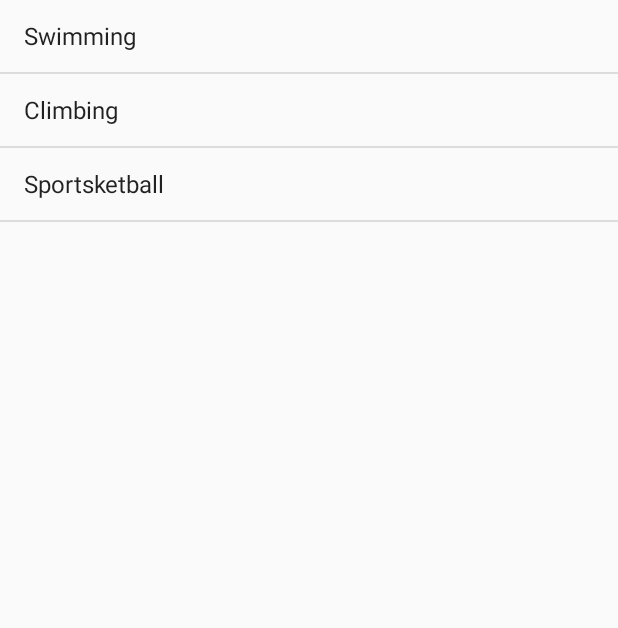
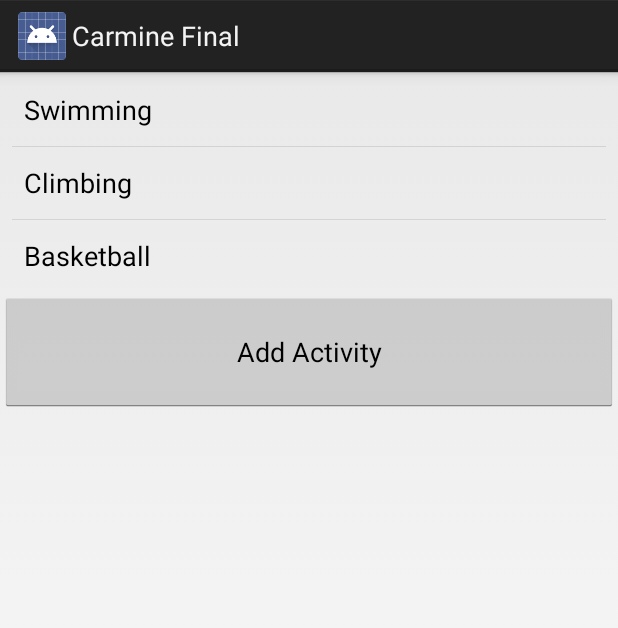
Before and after one commit to ncarmine/AdvMobileApps, an Android app: the screen it shows after launch (EventsActivity), after a tap on "Indoors", on a phone screen of 412 x 824 dp. Shown: the top 628 px of the screen. Run offline under Robolectric (Android 15) with nearby library versions, the phone set to English and light mode, and no system bars.

Commit message:
add upnav

```diff
--- a/final/CarmineFinal/app/src/main/AndroidManifest.xml
+++ b/final/CarmineFinal/app/src/main/AndroidManifest.xml
@@ -16,7 +16,10 @@
                 <category android:name="android.intent.category.LAUNCHER" />
             </intent-filter>
         </activity>
-        <activity android:name=".EventsActivity"></activity>
+        <activity android:name=".EventsActivity" />
+        <activity android:name=".Signup"
+            android:parentActivityName=".MainActivity">
+        </activity>
     </application>
 
 </manifest>
--- a/final/CarmineFinal/app/src/main/java/com/afinal/natec/carminefinal/EventAct.java
+++ b/final/CarmineFinal/app/src/main/java/com/afinal/natec/carminefinal/EventAct.java
@@ -1,4 +1,6 @@
 package com.afinal.natec.carminefinal;
+
+import java.util.ArrayList;
 
 /**
  * Created by natec on 2/5/17.
@@ -11,17 +13,19 @@ public class EventAct {
         this.name = newName;
     }
 
-    public static final EventAct[] indoors = {
-            new EventAct("Swimming"),
-            new EventAct("Climbing"),
-            new EventAct("Sportsketball")
-    };
 
-    public static final EventAct[] outdoors = {
-            new EventAct("Hiking"),
-            new EventAct("Cycling"),
-            new EventAct("Running")
-    };
+    //credit to http://stackoverflow.com/a/1005083/2490299 for this abomination
+    public static ArrayList<EventAct> indoors = new ArrayList<EventAct>() {{
+            add(new EventAct("Swimming"));
+            add(new EventAct("Climbing"));
+            add(new EventAct("Basketball"));
+    }};
+
+    public static ArrayList<EventAct> outdoors = new ArrayList<EventAct>() {{
+            add(new EventAct("Hiking"));
+            add(new EventAct("Cycling"));
+            add(new EventAct("Running"));
+    }};
 
     public static final EventAct[] notfound = {
             new EventAct("ERROR")
--- a/final/CarmineFinal/app/src/main/java/com/afinal/natec/carminefinal/EventsActivity.java
+++ b/final/CarmineFinal/app/src/main/java/com/afinal/natec/carminefinal/EventsActivity.java
@@ -1,35 +1,52 @@
 package com.afinal.natec.carminefinal;
 
+import android.app.Activity;
+import android.app.AlertDialog;
+import android.app.Dialog;
 import android.app.ListActivity;
 import android.content.Intent;
 import android.os.Bundle;
+import android.util.Log;
+import android.view.View;
 import android.widget.ArrayAdapter;
+import android.widget.Button;
 import android.widget.ListView;
 
-public class EventsActivity extends ListActivity {
+public class EventsActivity extends Activity {
+
     private String activityType;
 
     @Override
     protected void onCreate(Bundle savedInstanceState) {
         super.onCreate(savedInstanceState);
+        setContentView(R.layout.activity_events);
 
         Intent i = getIntent();
         activityType = i.getStringExtra("activityType");
 
-        ListView listEvents = getListView();
+        ListView listEvents = (ListView) findViewById(R.id.eventListView);
 
         ArrayAdapter<EventAct> listAdapter;
 
+        Log.i("actType", String.valueOf(activityType));
+
         switch (activityType) {
             case "Indoors":
-                listAdapter = new ArrayAdapter<EventAct>(this, android.R.layout.simple_list_item_1, EventAct.indoors);
+                listAdapter = new ArrayAdapter<>(this, android.R.layout.simple_list_item_1, EventAct.indoors);
                 break;
             case "Outdoors":
-                listAdapter = new ArrayAdapter<EventAct>(this, android.R.layout.simple_list_item_1, EventAct.outdoors);
+                listAdapter = new ArrayAdapter<>(this, android.R.layout.simple_list_item_1, EventAct.outdoors);
                 break;
             default:
-                listAdapter = new ArrayAdapter<EventAct>(this, android.R.layout.simple_list_item_1, EventAct.notfound);
+                listAdapter = new ArrayAdapter<>(this, android.R.layout.simple_list_item_1, EventAct.notfound);
         }
         listEvents.setAdapter(listAdapter);
+
+        final Button addButton = (Button) findViewById(R.id.addButton);
+//        addButton.setOnClickListener(new View.OnClickListener() {
+//            AlertDialog builder = new AlertDialog().Builder(getAct)
+//        });
+
+        listAdapter.notifyDataSetChanged();
     }
 }
--- a/final/CarmineFinal/app/src/main/java/com/afinal/natec/carminefinal/MainActivity.java
+++ b/final/CarmineFinal/app/src/main/java/com/afinal/natec/carminefinal/MainActivity.java
@@ -1,8 +1,11 @@
 package com.afinal.natec.carminefinal;
 
 import android.app.Activity;
+import android.app.ListActivity;
 import android.content.Intent;
 import android.os.Bundle;
+import android.view.Menu;
+import android.view.MenuItem;
 import android.view.View;
 import android.widget.AdapterView;
 import android.widget.ListView;
@@ -13,6 +16,7 @@ public class MainActivity extends Activity {
     protected void onCreate(Bundle savedInstanceState) {
         super.onCreate(savedInstanceState);
         setContentView(R.layout.activity_main);
+        ListView listView = (ListView) findViewById(R.id.mainListView);
 
         AdapterView.OnItemClickListener itemClickListener = new AdapterView.OnItemClickListener() {
             public void onItemClick(AdapterView<?> listView, View view, int position, long id) {
@@ -23,7 +27,23 @@ public class MainActivity extends Activity {
             }
 
         };
-        ListView listView = (ListView) findViewById(R.id.mainListView);
+
         listView.setOnItemClickListener(itemClickListener);
     }
+
+    public boolean onCreateOptionsMenu(Menu menu) {
+        getMenuInflater().inflate(R.menu.menu_main, menu);
+        return super.onCreateOptionsMenu(menu);
+    }
+
+    public boolean onOptionsItemSelected(MenuItem item) {
+        switch (item.getItemId()) {
+            case R.id.signup:
+                Intent i = new Intent(this, Signup.class);
+                startActivity(i);
+                return true;
+            default:
+                return super.onOptionsItemSelected(item);
+        }
+    }
 }
--- /dev/null
+++ b/final/CarmineFinal/app/src/main/res/layout/activity_events.xml
@@ -0,0 +1,23 @@
+<?xml version="1.0" encoding="utf-8"?>
+<LinearLayout xmlns:android="http://schemas.android.com/apk/res/android"
+    android:orientation="vertical"
+    android:layout_width="match_parent"
+    android:layout_height="match_parent">
+
+    <ListView
+        android:id="@+id/eventListView"
+        android:layout_width="match_parent"
+        android:layout_height="wrap_content"
+        android:layout_marginEnd="8dp"
+        android:layout_marginLeft="8dp"
+        android:layout_marginRight="8dp"
+        android:layout_marginStart="8dp"
+        android:layout_marginTop="1dp" />
+
+    <Button
+        android:id="@+id/addButton"
+        android:layout_width="match_parent"
+        android:layout_height="80dp"
+        android:text="@string/add"/>
+
+</LinearLayout>
--- /dev/null
+++ b/final/CarmineFinal/app/src/main/res/menu/menu_main.xml
@@ -0,0 +1,8 @@
+<?xml version="1.0" encoding="utf-8"?>
+<menu xmlns:android="http://schemas.android.com/apk/res/android">
+    <item
+        android:id="@+id/signup"
+        android:title="@string/singup"
+        android:icon="@drawable/ic_account_circle"
+        android:showAsAction="ifRoom" />
+</menu>
--- a/final/CarmineFinal/app/src/main/res/values/strings.xml
+++ b/final/CarmineFinal/app/src/main/res/values/strings.xml
@@ -4,4 +4,6 @@
         <item>Indoors</item>
         <item>Outdoors</item>
     </string-array>
+    <string name="add">Add Activity</string>
+    <string name="singup">Sign Up</string>
 </resources>
--- a/final/CarmineFinal/app/src/main/res/values/styles.xml
+++ b/final/CarmineFinal/app/src/main/res/values/styles.xml
@@ -1,7 +1,7 @@
 <resources>
 
     <!-- Base application theme. -->
-    <style name="AppTheme" parent="Theme.AppCompat.Light.DarkActionBar">
+    <style name="AppTheme" parent="android:Theme.Holo.Light.DarkActionBar">
         <!-- Customize your theme here. -->
         <item name="colorPrimary">@color/colorPrimary</item>
         <item name="colorPrimaryDark">@color/colorPrimaryDark</item>
```
Also changed, not shown: final/CarmineFinal/app/src/main/java/com/afinal/natec/carminefinal/Signup.java (added, +17 -0 lines), final/CarmineFinal/app/src/main/res/layout/activity_signup.xml (added, +9 -0 lines), final/CarmineFinal/app/src/main/res/drawable/ic_account_circle.png (added).
